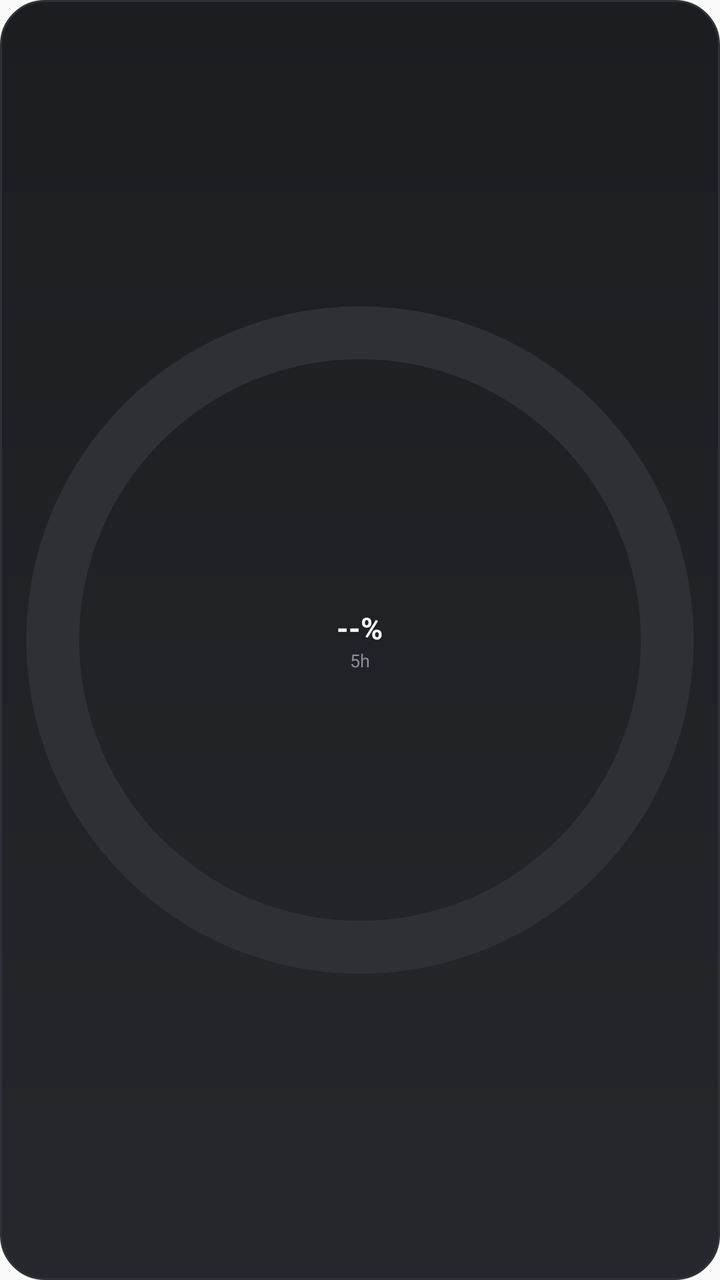
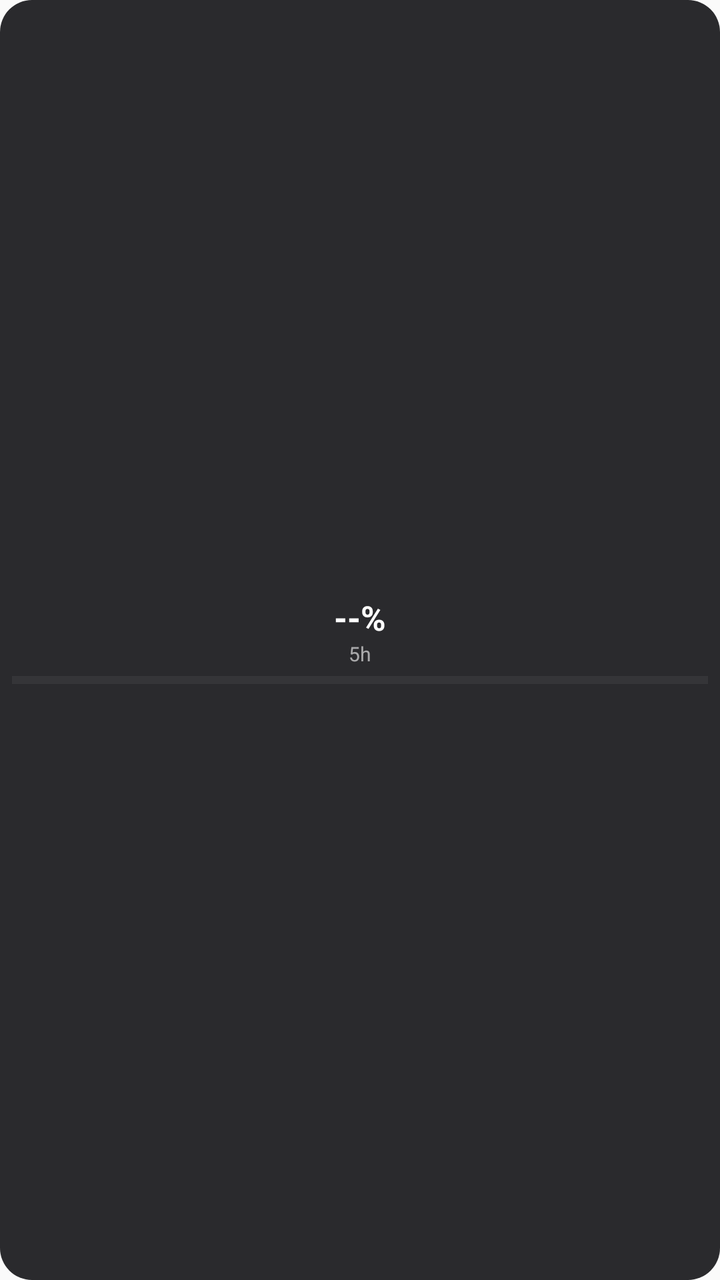

Two renders of the same Android screen: before a commit and after it. Below are the layout's source before the change and the commit's diff.
<!-- AndroidManifest.xml: application theme Theme.GlmQuota -->
<!-- res/layout/widget_1x1.xml -->
<?xml version="1.0" encoding="utf-8"?>
<FrameLayout xmlns:android="http://schemas.android.com/apk/res/android"
    android:layout_width="match_parent"
    android:layout_height="match_parent"
    android:background="@drawable/widget_bg">
    
    <ProgressBar
        android:id="@+id/w1_ring"
        style="?android:attr/progressBarStyleHorizontal"
        android:layout_width="match_parent"
        android:layout_height="match_parent"
        android:layout_margin="8dp"
        android:max="100"
        android:progress="0"
        android:progressDrawable="@drawable/ring_progress" />
    <LinearLayout
        android:layout_width="match_parent"
        android:layout_height="match_parent"
        android:gravity="center"
        android:orientation="vertical">
        <TextView
            android:id="@+id/w1_pct"
            android:layout_width="wrap_content"
            android:layout_height="wrap_content"
            android:text="--%"
            android:textColor="#FFFFFF"
            android:textSize="15sp"
            android:textStyle="bold" />
        <TextView
            android:id="@+id/w1_sub"
            android:layout_width="wrap_content"
            android:layout_height="wrap_content"
            android:text="5h"
            android:textColor="#8A8F98"
            android:textSize="9sp" />
    </LinearLayout>
    <View
        android:id="@+id/widget_root"
        android:layout_width="match_parent"
        android:layout_height="match_parent"
        android:background="@android:color/transparent" />
</FrameLayout>
<!-- resources referenced by this layout -->
<resources>
  <!-- drawable ring_progress (drawable) -->
  <?xml version="1.0" encoding="utf-8"?>
  <layer-list xmlns:android="http://schemas.android.com/apk/res/android">
      <item android:id="@android:id/background">
          <shape android:shape="ring"
              android:innerRadiusRatio="2.45"
              android:thicknessRatio="13"
              android:useLevel="false">
              <solid android:color="#2E3036" />
          </shape>
      </item>
      <item android:id="@android:id/progress">
          <rotate android:fromDegrees="270" android:toDegrees="630"
              android:pivotX="50%" android:pivotY="50%">
              <shape android:shape="ring"
                  android:innerRadiusRatio="2.45"
                  android:thicknessRatio="13"
                  android:useLevel="true">
                  <solid android:color="#34C759" />
              </shape>
          </rotate>
      </item>
  </layer-list>
  <!-- drawable widget_bg (drawable) -->
  <?xml version="1.0" encoding="utf-8"?>
  <shape xmlns:android="http://schemas.android.com/apk/res/android" android:shape="rectangle">
      <gradient
          android:angle="270"
          android:startColor="#1C1D21"
          android:endColor="#26272C" />
      <corners android:radius="22dp" />
      <stroke android:width="1dp" android:color="#2F3138" />
  </shape>
  <style name="Theme.GlmQuota" parent="Theme.AppCompat.DayNight.NoActionBar" />
</resources>

<!-- the commit's change to res/layout/widget_1x1.xml (unified diff, before → after) -->
@@ -1,42 +1,36 @@
 <?xml version="1.0" encoding="utf-8"?>
-<FrameLayout xmlns:android="http://schemas.android.com/apk/res/android"
+<LinearLayout xmlns:android="http://schemas.android.com/apk/res/android"
+    android:id="@+id/widget_root"
     android:layout_width="match_parent"
     android:layout_height="match_parent"
-    android:background="@drawable/widget_bg">
-    
+    android:orientation="vertical"
+    android:gravity="center"
+    android:background="@drawable/widget_bg"
+    android:padding="6dp">
+    <TextView
+        android:id="@+id/w1_pct"
+        android:layout_width="wrap_content"
+        android:layout_height="wrap_content"
+        android:text="--%"
+        android:textColor="#FFFFFF"
+        android:textSize="17sp"
+        android:textStyle="bold" />
+    <TextView
+        android:id="@+id/w1_sub"
+        android:layout_width="wrap_content"
+        android:layout_height="wrap_content"
+        android:text="5h"
+        android:textColor="#99FFFFFF"
+        android:textSize="10sp" />
     <ProgressBar
-        android:id="@+id/w1_ring"
+        android:id="@+id/w1_bar"
         style="?android:attr/progressBarStyleHorizontal"
         android:layout_width="match_parent"
-        android:layout_height="match_parent"
-        android:layout_margin="8dp"
+        android:layout_height="5dp"
+        android:layout_marginTop="4dp"
+        android:indeterminate="false"
         android:max="100"
         android:progress="0"
-        android:progressDrawable="@drawable/ring_progress" />
-    <LinearLayout
-        android:layout_width="match_parent"
-        android:layout_height="match_parent"
-        android:gravity="center"
-        android:orientation="vertical">
-        <TextView
-            android:id="@+id/w1_pct"
-            android:layout_width="wrap_content"
-            android:layout_height="wrap_content"
-            android:text="--%"
-            android:textColor="#FFFFFF"
-            android:textSize="15sp"
-            android:textStyle="bold" />
-        <TextView
-            android:id="@+id/w1_sub"
-            android:layout_width="wrap_content"
-            android:layout_height="wrap_content"
-            android:text="5h"
-            android:textColor="#8A8F98"
-            android:textSize="9sp" />
-    </LinearLayout>
-    <View
-        android:id="@+id/widget_root"
-        android:layout_width="match_parent"
-        android:layout_height="match_parent"
-        android:background="@android:color/transparent" />
-</FrameLayout>
+        android:progressTint="#4CAF50"
+        android:progressBackgroundTint="#33FFFFFF" />
+</LinearLayout>
<!-- resource entries referenced after the edit -->
@@ -1,37 +1,10 @@
 <!-- resources referenced by this layout -->
 <resources>
-  <!-- drawable ring_progress (drawable) -->
-  <?xml version="1.0" encoding="utf-8"?>
-  <layer-list xmlns:android="http://schemas.android.com/apk/res/android">
-      <item android:id="@android:id/background">
-          <shape android:shape="ring"
-              android:innerRadiusRatio="2.45"
-              android:thicknessRatio="13"
-              android:useLevel="false">
-              <solid android:color="#2E3036" />
-          </shape>
-      </item>
-      <item android:id="@android:id/progress">
-          <rotate android:fromDegrees="270" android:toDegrees="630"
-              android:pivotX="50%" android:pivotY="50%">
-              <shape android:shape="ring"
-                  android:innerRadiusRatio="2.45"
-                  android:thicknessRatio="13"
-                  android:useLevel="true">
-                  <solid android:color="#34C759" />
-              </shape>
-          </rotate>
-      </item>
-  </layer-list>
   <!-- drawable widget_bg (drawable) -->
   <?xml version="1.0" encoding="utf-8"?>
   <shape xmlns:android="http://schemas.android.com/apk/res/android" android:shape="rectangle">
-      <gradient
-          android:angle="270"
-          android:startColor="#1C1D21"
-          android:endColor="#26272C" />
-      <corners android:radius="22dp" />
-      <stroke android:width="1dp" android:color="#2F3138" />
+      <corners android:radius="16dp" />
+      <solid android:color="#E6151518" />
   </shape>
   <style name="Theme.GlmQuota" parent="Theme.AppCompat.DayNight.NoActionBar" />
 </resources>
